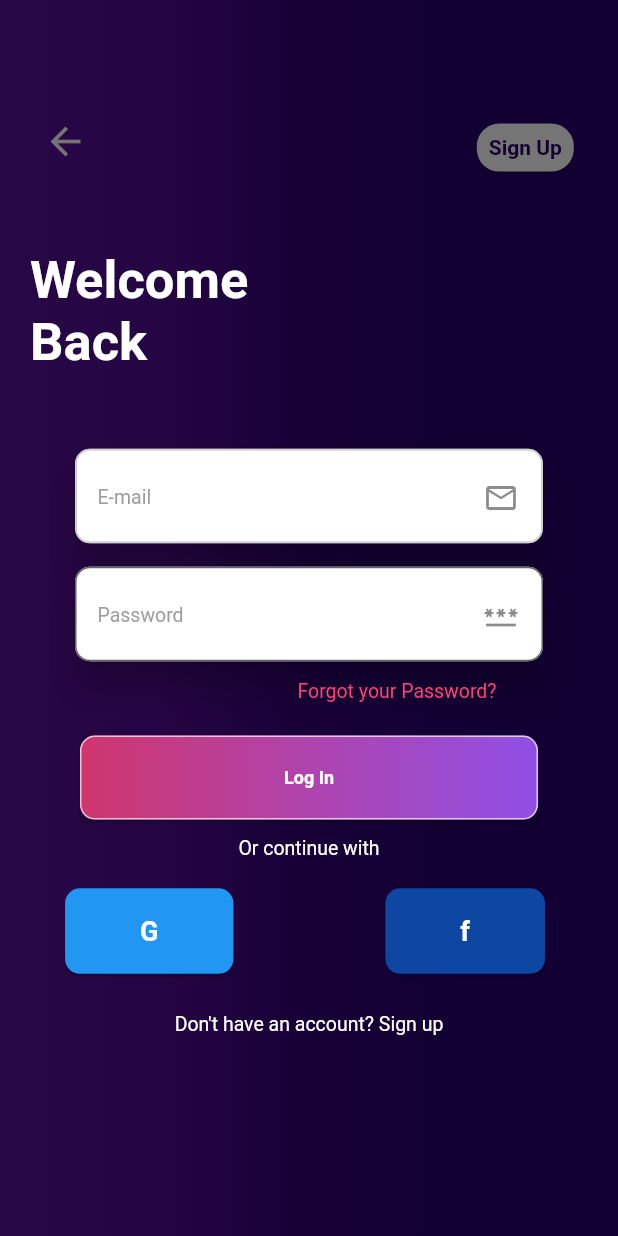
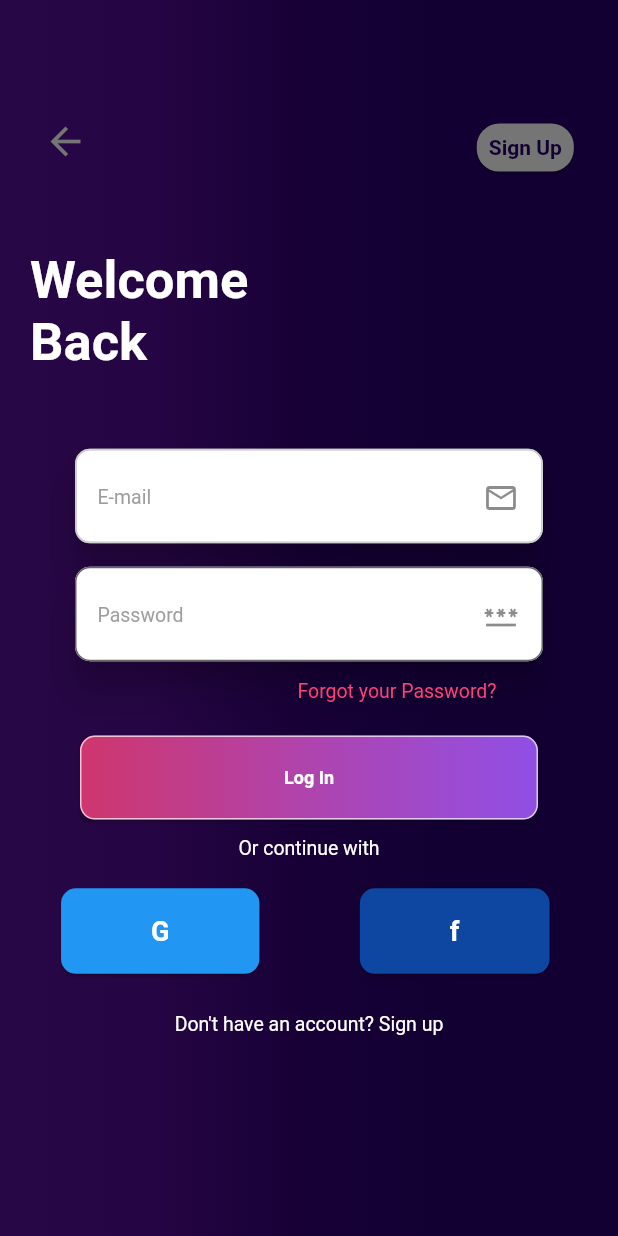
Before and after one commit to piush-terminalwitchcraft/Dhatnoon-frontend, a Flutter app: the screen it shows after launch, on a phone screen of 412 x 824 dp. Run offline on Flutter 3.47's test engine with Material 2 defaults, Android fonts, the phone set to English and light mode, and no system bars; our stand-ins replace accordion, animate_do, audioplayers, camera, cloud_firestore, firebase_auth and 10 more; missing offline and left inert: agora_uikit, bouncy_widget, clickable_list_wheel_view, curved_drawer_fork, day_night_time_picker, record and 1 more; accounts and stored records are empty.

Commit message:
Fixed UI of login screen#1

```diff
--- a/lib/screens/login.dart
+++ b/lib/screens/login.dart
@@ -266,7 +266,7 @@ class _LogInState extends State<LogIn> {
                   ),
                   color: Colors.blue,
                   child: Padding(
-                    padding: const EdgeInsets.fromLTRB(50, 18, 50, 18),
+                    padding: const EdgeInsets.fromLTRB(60, 18, 60, 18),
                     child: Text(
                       "G",
                       style: TextStyle(
@@ -289,7 +289,7 @@ class _LogInState extends State<LogIn> {
                   ),
                   color: Colors.blue.shade900,
                   child: Padding(
-                    padding: const EdgeInsets.fromLTRB(50, 18, 50, 18),
+                    padding: const EdgeInsets.fromLTRB(60, 18, 60, 18),
                     child: Text(
                       "f",
                       style: TextStyle(
```
